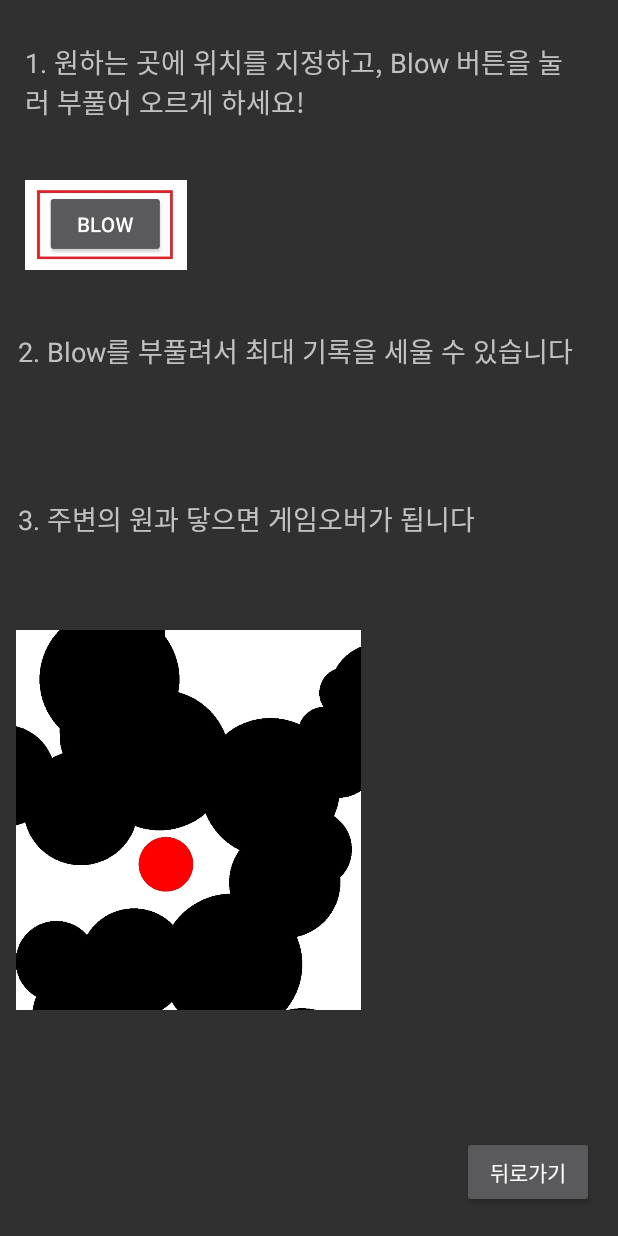
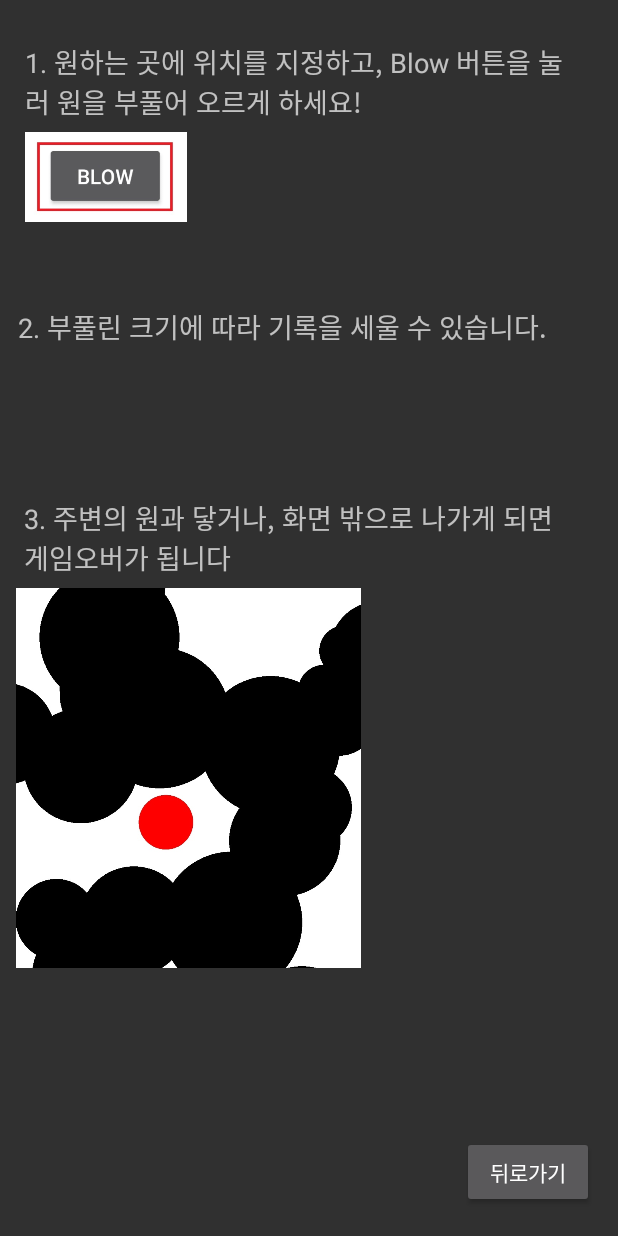
Before and after one commit to ysg81/AndroidGame, an Android app: the HelpPage screen opened directly, with no data from a screen before it, on a phone screen of 412 x 824 dp. Run offline under Robolectric (Android 15) with nearby library versions, the phone set to English and light mode, and no system bars.

Commit message:
middle final

```diff
--- a/app/src/main/AndroidManifest.xml
+++ b/app/src/main/AndroidManifest.xml
@@ -9,10 +9,10 @@
         android:roundIcon="@mipmap/ic_launcher_round"
         android:supportsRtl="true"
         android:theme="@style/Theme.AppCompat.NoActionBar">
-        <activity android:name=".HelpPage"></activity>
         <activity android:name=".MainActivity"></activity>
+        <activity android:name=".HelpPage" />
         <activity android:name=".StartPage" />
-        <activity android:name=".IntroActivity">
+        <activity android:name=".IntroPage" >
             <intent-filter>
                 <action android:name="android.intent.action.MAIN" />
 
--- a/app/src/main/java/com/example/game/IntroActivity.java
+++ b/app/src/main/java/com/example/game/IntroPage.java
@@ -9,7 +9,7 @@ import android.content.Intent;
 import android.os.Bundle;
 import android.os.Handler;
 
-public class IntroActivity extends Activity {
+public class IntroPage extends Activity {
     Handler handler = new Handler();
     Runnable r = new Runnable() {
         @Override
@@ -21,7 +21,7 @@ public class IntroActivity extends Activity {
     };
     protected void onCreate(Bundle savedInstanceState) {
         super.onCreate(savedInstanceState);
-        setContentView(R.layout.activity_intro); //xml , java 소스 연결
+        setContentView(R.layout.activity_intro_page); //xml , java 소스 연결
     }
     @Override
     protected void onResume() {
--- a/app/src/main/java/com/example/game/TargetView.java
+++ b/app/src/main/java/com/example/game/TargetView.java
@@ -33,9 +33,10 @@ public class TargetView extends View {
         super(context, attrs, defStyle);
         initView();
     }
+
     private void initView() {
         paint.setColor(Color.RED);
-    }
+    } // Color 초기화
 
     @Override
     protected void onMeasure(int widthMeasureSpec, int heightMeasureSpec) {
@@ -63,5 +64,5 @@ public class TargetView extends View {
                 }
         }
         return true;
-    }
+    } // Target의 위치 변경
 }
--- a/app/src/main/res/layout/activity_help_page.xml
+++ b/app/src/main/res/layout/activity_help_page.xml
@@ -11,7 +11,7 @@
         android:layout_width="370dp"
         android:layout_height="60dp"
         android:layout_marginTop="28dp"
-        android:text="1. 원하는 곳에 위치를 지정하고, Blow 버튼을 눌러 부풀어 오르게 하세요!"
+        android:text="1. 원하는 곳에 위치를 지정하고, Blow 버튼을 눌러 원을 부풀어 오르게 하세요!"
         android:textSize="18dp"
         app:layout_constraintEnd_toEndOf="parent"
         app:layout_constraintHorizontal_bias="0.39"
@@ -22,8 +22,8 @@
         android:id="@+id/textView2"
         android:layout_width="400dp"
         android:layout_height="60dp"
-        android:layout_marginTop="220dp"
-        android:text="2. Blow를 부풀려서 최대 기록을 세울 수 있습니다"
+        android:layout_marginTop="204dp"
+        android:text="2. 부풀린 크기에 따라 기록을 세울 수 있습니다."
         android:textSize="18dp"
         app:layout_constraintEnd_toEndOf="parent"
         app:layout_constraintHorizontal_bias="1.0"
@@ -32,13 +32,13 @@
 
     <TextView
         android:id="@+id/textView3"
-        android:layout_width="400dp"
+        android:layout_width="360dp"
         android:layout_height="60dp"
         android:layout_marginTop="332dp"
-        android:text="3. 주변의 원과 닿으면 게임오버가 됩니다"
+        android:text="3. 주변의 원과 닿거나, 화면 밖으로 나가게 되면 게임오버가 됩니다"
         android:textSize="18dp"
         app:layout_constraintEnd_toEndOf="parent"
-        app:layout_constraintHorizontal_bias="1.0"
+        app:layout_constraintHorizontal_bias="0.313"
         app:layout_constraintStart_toStartOf="parent"
         app:layout_constraintTop_toTopOf="parent" />
 
@@ -46,7 +46,6 @@
         android:id="@+id/imageView"
         android:layout_width="109dp"
         android:layout_height="60dp"
-        android:layout_marginTop="32dp"
         app:layout_constraintEnd_toEndOf="parent"
         app:layout_constraintHorizontal_bias="0.052"
         app:layout_constraintStart_toStartOf="parent"
@@ -57,7 +56,7 @@
         android:id="@+id/imageView2"
         android:layout_width="230dp"
         android:layout_height="253dp"
-        android:layout_marginTop="88dp"
+        android:layout_marginTop="60dp"
         app:layout_constraintEnd_toEndOf="parent"
         app:layout_constraintHorizontal_bias="0.06"
         app:layout_constraintStart_toStartOf="parent"
--- a/app/src/main/res/layout/activity_intro.xml
+++ b/app/src/main/res/layout/activity_intro_page.xml
@@ -4,8 +4,7 @@
     xmlns:tools="http://schemas.android.com/tools"
     android:layout_width="match_parent"
     android:layout_height="match_parent"
-    tools:context=".IntroActivity">
-
+    tools:context=".IntroPage">
 
     <TextView
         android:id="@+id/textView"
```
Also changed, not shown: app/src/main/java/com/example/game/BlockView.java (+7 -6 lines), app/src/main/java/com/example/game/MainActivity.java (+12 -65 lines).
